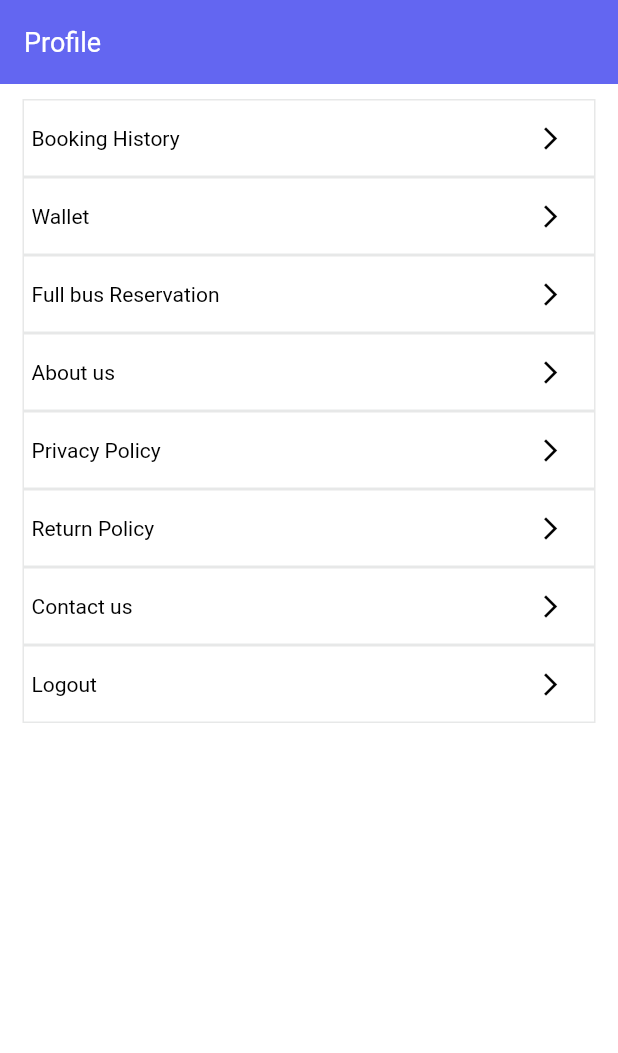
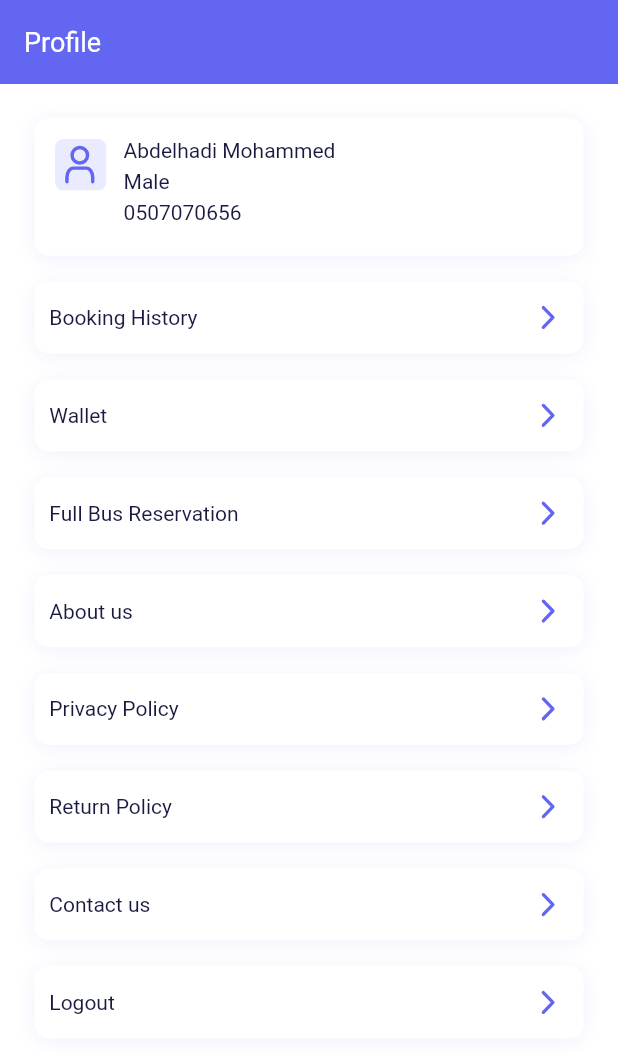
Before and after one commit to osama-ali2/qbus_app, a Flutter app: the ProfileScreen screen opened directly, on a phone screen of 412 x 824 dp. Shown: the top 1053 px of the screen. Run offline on Flutter 3.47's test engine with Material 2 defaults, Android fonts, the phone set to English and light mode, and no system bars; our stand-ins replace connectivity_plus, dio, flutter_svg, fluttertoast, logger, lottie and 1 more; accounts and stored records are empty; generated files the repository leaves out were written again; network calls fail; Roboto replaces fonts that are missing (Lato-Bold).

Commit message:
Profile UI Updated

```diff
--- a/lib/res/colors.dart
+++ b/lib/res/colors.dart
@@ -1,27 +1,14 @@
 import 'package:flutter/material.dart';
 
 class AppColors {
-  static const primary50 = Color.fromRGBO(224, 228, 255, 1);
-  static const primary100 = Color.fromRGBO(181, 190, 255, 1);
-  static const primary200 = Color.fromRGBO(143, 155, 243, 1);
-  static const primary300 = Color.fromRGBO(112, 127, 243, 1);
-  static const primary400 = Color.fromRGBO(63, 84, 243, 1);
-  static const primary500 = Color.fromRGBO(33, 57, 243, 1);
-  static const primary800 = Color.fromRGBO(36, 53, 112, 1);
-  static const primary900 = Color.fromRGBO(20, 30, 65, 1);
+  static const primary = Color.fromRGBO(99, 102, 241, 1);
+  static const containerShadowColor = Color.fromRGBO(99, 102, 241, 0.1);
+  static const white = Color.fromRGBO(255, 255, 255, 1);
+  static const black900 = Color.fromRGBO(25, 26, 64, 1);
 
-  static const neutral900 = Color.fromRGBO(15, 23, 40, 1);
-  static const neutral500 = Color.fromRGBO(117, 127, 148, 1);
-  static const neutral600 = Color.fromRGBO(75, 85, 105, 1);
-  static const neutral400 = Color.fromRGBO(158, 165, 181, 1);
-  static const neutral300 = Color.fromRGBO(0xB8, 0xBE, 0xCC, 1);
-  static const neutral50 = Color.fromRGBO(240, 244, 252, 1);
-  static const drawerDividerColor = Color.fromRGBO(184, 190, 204, 1);
-  static const settingContainerShadowColor = Color.fromRGBO(203, 206, 228, 0.47);
-  static const mainHomePageUserContainerColor = Color.fromRGBO(0xF0, 0xF4, 0xFC, 1);
-  static const profileContainerShadowColor = Color.fromRGBO(163, 53, 150, 0.1);
 
-  static const transactionContainerShadowColor = Color.fromRGBO(163, 53, 150, 0.2);
+  static const transactionContainerShadowColor =
+      Color.fromRGBO(163, 53, 150, 0.2);
   static const premiumCardColor = Color.fromRGBO(255, 248, 254, 1);
 
   static const success50 = Color.fromRGBO(239, 255, 232, 1);
@@ -37,8 +24,6 @@ class AppColors {
 
   static const error400 = Color.fromRGBO(240, 79, 79, 1);
   static const error500 = Color.fromRGBO(227, 57, 57, 1);
-
-
 
   static const secondary50 = Color.fromRGBO(252, 243, 229, 1);
   static const secondary100 = Color.fromRGBO(252, 236, 209, 1);
@@ -57,7 +42,8 @@ class AppColors {
   static const tertiary500Opectiy = Color.fromRGBO(163, 53, 150, 0.1);
   static const tertiary900 = Color.fromRGBO(132, 0, 117, 1);
   static const tertiaryDrawer = Color.fromRGBO(255, 241, 253, 1);
-  static const manageSessionContainerShadow = Color.fromRGBO(203, 206, 228, 0.29);
+  static const manageSessionContainerShadow =
+      Color.fromRGBO(203, 206, 228, 0.29);
 
   // rgba(163, 53, 150, 0.1)
 
@@ -65,9 +51,6 @@ class AppColors {
   // rgba(166, 19, 148, 1)
   static const creditLinearColorOne = Color.fromRGBO(190, 27, 171, 1);
   static const creditLinearColorTwo = Color.fromRGBO(166, 19, 148, 1);
-
-
-
 
   // Packages Mall
   static const pmGetStartedButtonColor = Color.fromRGBO(7, 122, 197, 1);
--- a/lib/screens/bottombar/bottom_bar_screens/profile_screens/profile_screen.dart
+++ b/lib/screens/bottombar/bottom_bar_screens/profile_screens/profile_screen.dart
@@ -1,6 +1,13 @@
 import 'package:flutter/material.dart';
+import 'package:flutter_svg/svg.dart';
 import 'package:qbus/navigation/navigation_helper.dart';
+import 'package:qbus/res/assets.dart';
+import 'package:qbus/res/colors.dart';
+import 'package:qbus/res/common_padding.dart';
+import 'package:qbus/res/extensions.dart';
+import 'package:qbus/res/res.dart';
 import 'package:qbus/screens/auth/login_screens/login_screen.dart';
+import 'package:qbus/widgets/text_views.dart';
 
 import '../../../../utils/constant.dart';
 import '../../../../widgets/custom_text.dart';
@@ -36,114 +43,125 @@ class _ProfileScreenState extends State<ProfileScreen> {
   Widget _getUI(BuildContext context) {
     return Column(
       children: [
-        const SizedBox(
-          height: 10,
+        CommonPadding.sizeBoxWithHeight(height: 20),
+        Container(
+          height: sizes!.heightRatio * 80,
+          width: sizes!.widthRatio * 345,
+          decoration: BoxDecoration(
+              borderRadius: BorderRadius.circular(10),
+              boxShadow: const [
+                BoxShadow(
+                  color: AppColors.containerShadowColor,
+                  blurRadius: 10.0,
+                  offset: Offset(0, 2),
                 ),
-        //Padding(
-        //padding: const EdgeInsets.symmetric(horizontal: 15.0),
-        // child: Container(
-        //   height: 100,
-        //   width: MediaQuery.of(context).size.width,
-        //   decoration: BoxDecoration(
-        //       border: Border.all(
-        //     color: const Color(0xffE7E8E8),
-        //   )),
-        //   child: Padding(
-        //     padding: const EdgeInsets.symmetric(horizontal: 10.0),
-        //     child: Column(
-        //       crossAxisAlignment: CrossAxisAlignment.start,
-        //       children: [
-        //         const SizedBox(
-        //           height: 10,
-        //         ),
-        //         Row(
-        //           crossAxisAlignment: CrossAxisAlignment.start,
-        //           children:  [
-        //             const Icon(
-        //               Icons.person_outline,
-        //               color: Colors.grey,
-        //               size: 26,
-        //             ),
-        //             const SizedBox(
-        //               width: 5,
-        //             ),
-        //             Column(
-        //               crossAxisAlignment: CrossAxisAlignment.start,
-        //               children: const [
-        //                 CustomText(
-        //                     text: "Abdelhadi Mohammed",
-        //                     textSize: 15,
-        //                     fontWeight: FontWeight.w400,
-        //                     textColor: Colors.black),
-        //                 SizedBox(
-        //                   height: 5,
-        //                 ),
-        //                 CustomText(
-        //                     text: "Male",
-        //                     textSize: 15,
-        //                     fontWeight: FontWeight.w400,
-        //                     textColor: Colors.black),
-        //                 SizedBox(
-        //                   height: 5,
-        //                 ),
-        //                 CustomText(
-        //                     text: "093138941",
-        //                     textSize: 15,
-        //                     fontWeight: FontWeight.w400,
-        //                     textColor: Colors.black),
-        //               ],
-        //             )
-        //           ],
-        //         ),
-
-        //       ],
-        //     ),
-        //   ),
-        // ),
-        //),
-        // const SizedBox(
-        //   height: 15,
-        // ),
-        SettingCard(
-          onTap: () {},
-          name: 'Booking History',
+              ],
+              color: Colors.white),
+          child: Padding(
+            padding: EdgeInsets.symmetric(
+                horizontal: sizes!.heightRatio * 12,
+                vertical: sizes!.heightRatio * 12),
+            child: Row(
+              crossAxisAlignment: CrossAxisAlignment.start,
+              children: [
+                SvgPicture.asset(
+                  "assets/svg/user_icon.svg",
+                  height: sizes!.heightRatio * 30,
+                  width: sizes!.widthRatio * 30,
                 ),
-        SettingCard(
-          onTap: () {},
-          name: 'Wallet',
+                CommonPadding.sizeBoxWithWidth(width: 10),
+                Column(
+                  crossAxisAlignment: CrossAxisAlignment.start,
+                  children: [
+                    TextView.getMediumText14(
+                        "Abdelhadi Mohammed", Assets.latoBold,
+                        color: AppColors.black900,
+                        fontWeight: FontWeight.w400,
+                        lines: 1),
+                    CommonPadding.sizeBoxWithHeight(height: 4),
+                    TextView.getMediumText14("Male", Assets.latoBold,
+                        color: AppColors.black900,
+                        fontWeight: FontWeight.w400,
+                        lines: 1),
+                    CommonPadding.sizeBoxWithHeight(height: 4),
+                    TextView.getMediumText14("0507070656", Assets.latoBold,
+                        color: AppColors.black900,
+                        fontWeight: FontWeight.w400,
+                        lines: 1),
+                  ],
+                )
+              ],
             ),
-        SettingCard(
-          onTap: () {},
-          name: 'Full bus Reservation',
           ),
-        SettingCard(
-          onTap: () {},
-          name: 'About us',
-        ),
-        SettingCard(
-          onTap: () {},
-          name: 'Privacy Policy',
-        ),
-        SettingCard(
-          onTap: () {},
-          name: 'Return Policy',
-        ),
-        SettingCard(
-          onTap: () {
+        ).get20HorizontalPadding(),
+        CommonPadding.sizeBoxWithHeight(height: 15),
+        getRow(title: 'Booking History', onPress: () {}),
+        CommonPadding.sizeBoxWithHeight(height: 15),
+        getRow(title: 'Wallet', onPress: () {}),
+        CommonPadding.sizeBoxWithHeight(height: 15),
+        getRow(title: 'Full Bus Reservation', onPress: () {}),
+        CommonPadding.sizeBoxWithHeight(height: 15),
+        getRow(title: 'About us', onPress: () {}),
+        CommonPadding.sizeBoxWithHeight(height: 15),
+        getRow(title: 'Privacy Policy', onPress: () {}),
+        CommonPadding.sizeBoxWithHeight(height: 15),
+        getRow(title: 'Return Policy', onPress: () {}),
+        CommonPadding.sizeBoxWithHeight(height: 15),
+        getRow(
+            title: "Contact us",
+            onPress: () {
               NavigationHelper.pushRoute(context, const ContactUsScreen());
-          },
-          name: 'Contact us',
-        ),
-        SettingCard(
-          onTap: () {
+            }),
+        CommonPadding.sizeBoxWithHeight(height: 15),
+        getRow(
+            title: "Logout",
+            onPress: () {
               Navigator.pushAndRemoveUntil(
                   context,
                   MaterialPageRoute(builder: (context) => const LoginScreen()),
                   (route) => false);
-          },
-          name: 'Logout',
-        ),
+            }),
       ],
     );
   }
+
+  Widget getRow({required String title, required Function? onPress}) =>
+      Container(
+        height: sizes!.heightRatio * 42,
+        width: sizes!.widthRatio * 335,
+        decoration: BoxDecoration(
+            borderRadius: BorderRadius.circular(10),
+            boxShadow: const [
+              BoxShadow(
+                color: AppColors.containerShadowColor,
+                blurRadius: 10.0,
+                offset: Offset(0, 2),
+              ),
+            ],
+            color: Colors.white),
+        child: Padding(
+          padding: const EdgeInsets.symmetric(horizontal: 10.0),
+          child: Row(
+            mainAxisAlignment: MainAxisAlignment.spaceBetween,
+            children: [
+              TextView.getMediumText14(title, Assets.latoBold,
+                  color: AppColors.black900,
+                  fontWeight: FontWeight.w400,
+                  lines: 1),
+              GestureDetector(
+                onTap: () {
+                  if (onPress != null) {
+                    onPress.call();
                   }
+                },
+                child: SvgPicture.asset(
+                  "assets/svg/forward_icon.svg",
+                  width: sizes!.widthRatio * 24,
+                  height: sizes!.heightRatio * 24,
+                ),
+              ),
+            ],
+          ),
+        ),
+      ).get20HorizontalPadding();
+}
--- a/pubspec.yaml
+++ b/pubspec.yaml
@@ -53,6 +53,7 @@ dependencies:
   #  Animated Loader
   lottie: ^1.3.0
   cached_network_image: ^3.2.1
+  flutter_svg:
 
 
 dev_dependencies:
```
Also changed, not shown: assets/svg/forward_icon.svg (added), assets/svg/user_icon.svg (added), lib/generated/assets.dart, pubspec.lock. Lines whose indentation alone changed are shown as unchanged.
